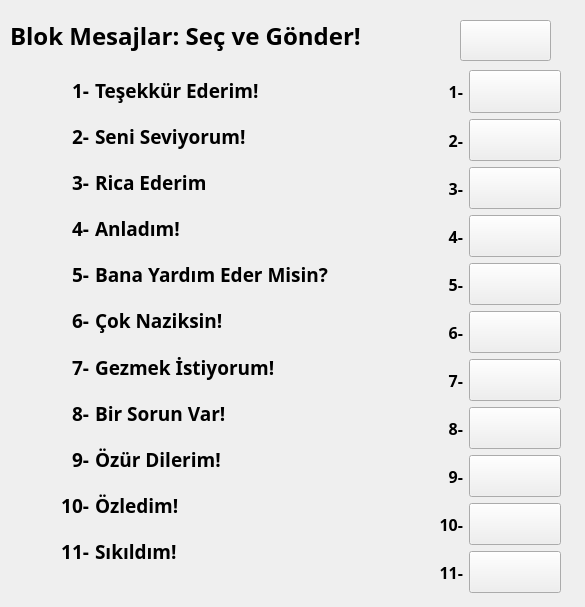
Old version of the form ui/blockmessage.ui in the repository ahmetfaslantas/MaM-Sense.
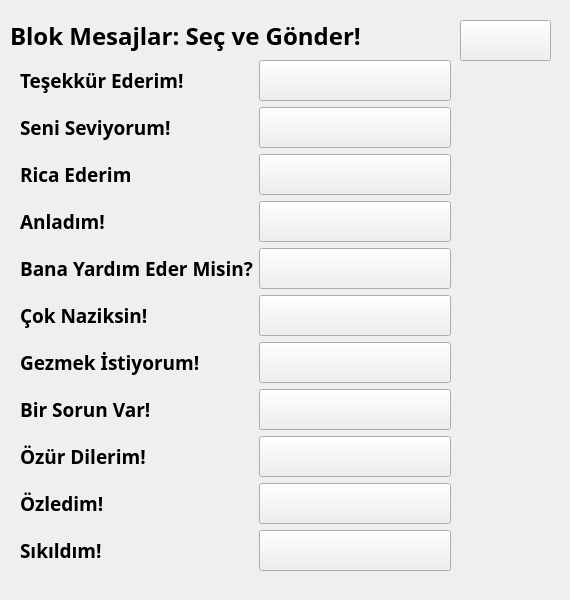
New version of the form. Icons and pictures are not drawn.

Commit message: Added Cleaning class and fixed a bug in FocusUtil

Diff of the .ui file:
```diff
--- a/ui/blockmessage.ui
+++ b/ui/blockmessage.ui
@@ -6,8 +6,8 @@
    <rect>
     <x>0</x>
     <y>0</y>
-    <width>585</width>
-    <height>607</height>
+    <width>570</width>
+    <height>600</height>
    </rect>
   </property>
   <property name="windowTitle">
@@ -22,8 +22,8 @@
     <rect>
      <x>0</x>
      <y>0</y>
-     <width>571</width>
-     <height>603</height>
+     <width>570</width>
+     <height>600</height>
     </rect>
    </property>
    <widget class="QLabel" name="label">
@@ -50,65 +50,39 @@
    <widget class="QWidget" name="gridLayoutWidget">
     <property name="geometry">
      <rect>
-      <x>10</x>
-      <y>70</y>
-      <width>318</width>
-      <height>501</height>
+      <x>20</x>
+      <y>60</y>
+      <width>431</width>
+      <height>511</height>
      </rect>
     </property>
-    <layout class="QGridLayout" name="gridLayout2">
-     <item row="3" column="0">
-      <widget class="QLabel" name="label_23">
+    <layout class="QGridLayout" name="gridLayout">
+     <item row="4" column="1">
+      <widget class="QPushButton" name="pushButton_35">
        <property name="font">
         <font>
          <family>Century Gothic</family>
-         <pointsize>14</pointsize>
+         <pointsize>20</pointsize>
          <weight>75</weight>
          <bold>true</bold>
         </font>
        </property>
        <property name="text">
-        <string>4-</string>
+        <string/>
        </property>
-       <property name="alignment">
-        <set>Qt::AlignRight|Qt::AlignTrailing|Qt::AlignVCenter</set>
+       <property name="icon">
+        <iconset>
+         <normaloff>icons/mail.png</normaloff>icons/mail.png</iconset>
        </property>
-      </widget>
-     </item>
-     <item row="5" column="1">
-      <widget class="QLabel" name="label_8">
-       <property name="font">
-        <font>
-         <family>Century Gothic</family>
-         <pointsize>14</pointsize>
-         <weight>75</weight>
-         <bold>true</bold>
-        </font>
+       <property name="iconSize">
+        <size>
+         <width>32</width>
+         <height>32</height>
+        </size>
        </property>
-       <property name="text">
-        <string>Çok Naziksin!</string>
-       </property>
       </widget>
      </item>
-     <item row="4" column="0">
-      <widget class="QLabel" name="label_22">
-       <property name="font">
-        <font>
-         <family>Century Gothic</family>
-         <pointsize>14</pointsize>
-         <weight>75</weight>
-         <bold>true</bold>
-        </font>
-       </property>
-       <property name="text">
-        <string>5-</string>
-       </property>
-       <property name="alignment">
-        <set>Qt::AlignRight|Qt::AlignTrailing|Qt::AlignVCenter</set>
-       </property>
-      </widget>
-     </item>
-     <item row="9" column="1">
+     <item row="9" column="0">
       <widget class="QLabel" name="label_12">
        <property name="font">
         <font>
@@ -123,85 +97,7 @@
        </property>
       </widget>
      </item>
-     <item row="10" column="1">
-      <widget class="QLabel" name="label_2">
-       <property name="font">
-        <font>
-         <family>Century Gothic</family>
-         <pointsize>14</pointsize>
-         <weight>75</weight>
-         <bold>true</bold>
-        </font>
-       </property>
-       <property name="text">
-        <string>Sıkıldım!</string>
-       </property>
-      </widget>
-     </item>
-     <item row="7" column="1">
-      <widget class="QLabel" name="label_10">
-       <property name="font">
-        <font>
-         <family>Century Gothic</family>
-         <pointsize>14</pointsize>
-         <weight>75</weight>
-         <bold>true</bold>
-        </font>
-       </property>
-       <property name="text">
-        <string>Bir Sorun Var!</string>
-       </property>
-      </widget>
-     </item>
-     <item row="8" column="1">
-      <widget class="QLabel" name="label_5">
-       <property name="font">
-        <font>
-         <family>Century Gothic</family>
-         <pointsize>14</pointsize>
-         <weight>75</weight>
-         <bold>true</bold>
-        </font>
-       </property>
-       <property name="text">
-        <string>Özür Dilerim!</string>
-       </property>
-      </widget>
-     </item>
-     <item row="3" column="1">
-      <widget class="QLabel" name="label_7">
-       <property name="font">
-        <font>
-         <family>Century Gothic</family>
-         <pointsize>14</pointsize>
-         <weight>75</weight>
-         <bold>true</bold>
-        </font>
-       </property>
-       <property name="text">
-        <string>Anladım!</string>
-       </property>
-      </widget>
-     </item>
-     <item row="7" column="0">
-      <widget class="QLabel" name="label_18">
-       <property name="font">
-        <font>
-         <family>Century Gothic</family>
-         <pointsize>14</pointsize>
-         <weight>75</weight>
-         <bold>true</bold>
-        </font>
-       </property>
-       <property name="text">
-        <string>8-</string>
-       </property>
-       <property name="alignment">
-        <set>Qt::AlignRight|Qt::AlignTrailing|Qt::AlignVCenter</set>
-       </property>
-      </widget>
-     </item>
-     <item row="1" column="1">
+     <item row="1" column="0">
       <widget class="QLabel" name="label_4">
        <property name="font">
         <font>
@@ -216,94 +112,32 @@
        </property>
       </widget>
      </item>
-     <item row="2" column="1">
-      <widget class="QLabel" name="label_6">
+     <item row="5" column="1">
+      <widget class="QPushButton" name="pushButton_36">
        <property name="font">
         <font>
          <family>Century Gothic</family>
-         <pointsize>14</pointsize>
+         <pointsize>20</pointsize>
          <weight>75</weight>
          <bold>true</bold>
         </font>
        </property>
        <property name="text">
-        <string>Rica Ederim</string>
+        <string/>
        </property>
-      </widget>
-     </item>
-     <item row="9" column="0">
-      <widget class="QLabel" name="label_14">
-       <property name="font">
-        <font>
-         <family>Century Gothic</family>
-         <pointsize>14</pointsize>
-         <weight>75</weight>
-         <bold>true</bold>
-        </font>
+       <property name="icon">
+        <iconset>
+         <normaloff>icons/mail.png</normaloff>icons/mail.png</iconset>
        </property>
-       <property name="text">
-        <string>10-</string>
+       <property name="iconSize">
+        <size>
+         <width>32</width>
+         <height>32</height>
+        </size>
        </property>
-       <property name="alignment">
-        <set>Qt::AlignRight|Qt::AlignTrailing|Qt::AlignVCenter</set>
-       </property>
       </widget>
      </item>
-     <item row="5" column="0">
-      <widget class="QLabel" name="label_21">
-       <property name="font">
-        <font>
-         <family>Century Gothic</family>
-         <pointsize>14</pointsize>
-         <weight>75</weight>
-         <bold>true</bold>
-        </font>
-       </property>
-       <property name="text">
-        <string>6-</string>
-       </property>
-       <property name="alignment">
-        <set>Qt::AlignRight|Qt::AlignTrailing|Qt::AlignVCenter</set>
-       </property>
-      </widget>
-     </item>
-     <item row="6" column="0">
-      <widget class="QLabel" name="label_19">
-       <property name="font">
-        <font>
-         <family>Century Gothic</family>
-         <pointsize>14</pointsize>
-         <weight>75</weight>
-         <bold>true</bold>
-        </font>
-       </property>
-       <property name="text">
-        <string>7-</string>
-       </property>
-       <property name="alignment">
-        <set>Qt::AlignRight|Qt::AlignTrailing|Qt::AlignVCenter</set>
-       </property>
-      </widget>
-     </item>
-     <item row="1" column="0">
-      <widget class="QLabel" name="label_25">
-       <property name="font">
-        <font>
-         <family>Century Gothic</family>
-         <pointsize>14</pointsize>
-         <weight>75</weight>
-         <bold>true</bold>
-        </font>
-       </property>
-       <property name="text">
-        <string>2-</string>
-       </property>
-       <property name="alignment">
-        <set>Qt::AlignRight|Qt::AlignTrailing|Qt::AlignVCenter</set>
-       </property>
-      </widget>
-     </item>
-     <item row="4" column="1">
+     <item row="4" column="0">
       <widget class="QLabel" name="label_9">
        <property name="font">
         <font>
@@ -318,7 +152,192 @@
        </property>
       </widget>
      </item>
+     <item row="1" column="1">
+      <widget class="QPushButton" name="pushButton_32">
+       <property name="font">
+        <font>
+         <family>Century Gothic</family>
+         <pointsize>20</pointsize>
+         <weight>75</weight>
+         <bold>true</bold>
+        </font>
+       </property>
+       <property name="text">
+        <string/>
+       </property>
+       <property name="icon">
+        <iconset>
+         <normaloff>icons/mail.png</normaloff>icons/mail.png</iconset>
+       </property>
+       <property name="iconSize">
+        <size>
+         <width>32</width>
+         <height>32</height>
+        </size>
+       </property>
+      </widget>
+     </item>
+     <item row="3" column="1">
+      <widget class="QPushButton" name="pushButton_34">
+       <property name="font">
+        <font>
+         <family>Century Gothic</family>
+         <pointsize>20</pointsize>
+         <weight>75</weight>
+         <bold>true</bold>
+        </font>
+       </property>
+       <property name="text">
+        <string/>
+       </property>
+       <property name="icon">
+        <iconset>
+         <normaloff>icons/mail.png</normaloff>icons/mail.png</iconset>
+       </property>
+       <property name="iconSize">
+        <size>
+         <width>32</width>
+         <height>32</height>
+        </size>
+       </property>
+      </widget>
+     </item>
      <item row="6" column="1">
+      <widget class="QPushButton" name="pushButton_37">
+       <property name="font">
+        <font>
+         <family>Century Gothic</family>
+         <pointsize>20</pointsize>
+         <weight>75</weight>
+         <bold>true</bold>
+        </font>
+       </property>
+       <property name="text">
+        <string/>
+       </property>
+       <property name="icon">
+        <iconset>
+         <normaloff>icons/mail.png</normaloff>icons/mail.png</iconset>
+       </property>
+       <property name="iconSize">
+        <size>
+         <width>32</width>
+         <height>32</height>
+        </size>
+       </property>
+      </widget>
+     </item>
+     <item row="8" column="0">
+      <widget class="QLabel" name="label_5">
+       <property name="font">
+        <font>
+         <family>Century Gothic</family>
+         <pointsize>14</pointsize>
+         <weight>75</weight>
+         <bold>true</bold>
+        </font>
+       </property>
+       <property name="text">
+        <string>Özür Dilerim!</string>
+       </property>
+      </widget>
+     </item>
+     <item row="9" column="1">
+      <widget class="QPushButton" name="pushButton_40">
+       <property name="font">
+        <font>
+         <family>Century Gothic</family>
+         <pointsize>20</pointsize>
+         <weight>75</weight>
+         <bold>true</bold>
+        </font>
+       </property>
+       <property name="text">
+        <string/>
+       </property>
+       <property name="icon">
+        <iconset>
+         <normaloff>icons/mail.png</normaloff>icons/mail.png</iconset>
+       </property>
+       <property name="iconSize">
+        <size>
+         <width>32</width>
+         <height>32</height>
+        </size>
+       </property>
+      </widget>
+     </item>
+     <item row="3" column="0">
+      <widget class="QLabel" name="label_7">
+       <property name="font">
+        <font>
+         <family>Century Gothic</family>
+         <pointsize>14</pointsize>
+         <weight>75</weight>
+         <bold>true</bold>
+        </font>
+       </property>
+       <property name="text">
+        <string>Anladım!</string>
+       </property>
+      </widget>
+     </item>
+     <item row="8" column="1">
+      <widget class="QPushButton" name="pushButton_39">
+       <property name="font">
+        <font>
+         <family>Century Gothic</family>
+         <pointsize>20</pointsize>
+         <weight>75</weight>
+         <bold>true</bold>
+        </font>
+       </property>
+       <property name="text">
+        <string/>
+       </property>
+       <property name="icon">
+        <iconset>
+         <normaloff>icons/mail.png</normaloff>icons/mail.png</iconset>
+       </property>
+       <property name="iconSize">
+        <size>
+         <width>32</width>
+         <height>32</height>
+        </size>
+       </property>
+      </widget>
+     </item>
+     <item row="5" column="0">
+      <widget class="QLabel" name="label_8">
+       <property name="font">
+        <font>
+         <family>Century Gothic</family>
+         <pointsize>14</pointsize>
+         <weight>75</weight>
+         <bold>true</bold>
+        </font>
+       </property>
+       <property name="text">
+        <string>Çok Naziksin!</string>
+       </property>
+      </widget>
+     </item>
+     <item row="7" column="0">
+      <widget class="QLabel" name="label_10">
+       <property name="font">
+        <font>
+         <family>Century Gothic</family>
+         <pointsize>14</pointsize>
+         <weight>75</weight>
+         <bold>true</bold>
+        </font>
+       </property>
+       <property name="text">
+        <string>Bir Sorun Var!</string>
+       </property>
+      </widget>
+     </item>
+     <item row="6" column="0">
       <widget class="QLabel" name="label_11">
        <property name="font">
         <font>
@@ -333,44 +352,33 @@
        </property>
       </widget>
      </item>
-     <item row="8" column="0">
-      <widget class="QLabel" name="label_15">
+     <item row="0" column="1">
+      <widget class="QPushButton" name="pushButton_55">
        <property name="font">
         <font>
          <family>Century Gothic</family>
-         <pointsize>14</pointsize>
+         <pointsize>20</pointsize>
          <weight>75</weight>
          <bold>true</bold>
         </font>
        </property>
        <property name="text">
-        <string>9-</string>
+        <string/>
        </property>
-       <property name="alignment">
-        <set>Qt::AlignRight|Qt::AlignTrailing|Qt::AlignVCenter</set>
+       <property name="icon">
+        <iconset>
+         <normaloff>icons/mail.png</normaloff>icons/mail.png</iconset>
        </property>
-      </widget>
-     </item>
-     <item row="2" column="0">
-      <widget class="QLabel" name="label_24">
-       <property name="font">
-        <font>
-         <family>Century Gothic</family>
-         <pointsize>14</pointsize>
-         <weight>75</weight>
-         <bold>true</bold>
-        </font>
-       </property>
-       <property name="text">
-        <string>3-</string>
-       </property>
-       <property name="alignment">
-        <set>Qt::AlignRight|Qt::AlignTrailing|Qt::AlignVCenter</set>
+       <property name="iconSize">
+        <size>
+         <width>32</width>
+         <height>32</height>
+        </size>
        </property>
       </widget>
      </item>
      <item row="10" column="0">
-      <widget class="QLabel" name="label_16">
+      <widget class="QLabel" name="label_2">
        <property name="font">
         <font>
          <family>Century Gothic</family>
@@ -380,32 +388,11 @@
         </font>
        </property>
        <property name="text">
-        <string>11-</string>
-       </property>
-       <property name="alignment">
-        <set>Qt::AlignRight|Qt::AlignTrailing|Qt::AlignVCenter</set>
+        <string>Sıkıldım!</string>
        </property>
       </widget>
      </item>
      <item row="0" column="0">
-      <widget class="QLabel" name="label_13">
-       <property name="font">
-        <font>
-         <family>Century Gothic</family>
-         <pointsize>14</pointsize>
-         <weight>75</weight>
-         <bold>true</bold>
-        </font>
-       </property>
-       <property name="text">
-        <string>1-</string>
-       </property>
-       <property name="alignment">
-        <set>Qt::AlignRight|Qt::AlignTrailing|Qt::AlignVCenter</set>
-       </property>
-      </widget>
-     </item>
-     <item row="0" column="1">
       <widget class="QLabel" name="label_3">
        <property name="font">
         <font>
@@ -420,373 +407,6 @@
        </property>
       </widget>
      </item>
-    </layout>
-   </widget>
-   <widget class="QWidget" name="gridLayoutWidget_3">
-    <property name="geometry">
-     <rect>
-      <x>370</x>
-      <y>70</y>
-      <width>191</width>
-      <height>523</height>
-     </rect>
-    </property>
-    <layout class="QGridLayout" name="gridLayout">
-     <item row="3" column="0">
-      <widget class="QLabel" name="label_26">
-       <property name="font">
-        <font>
-         <family>Century Gothic</family>
-         <pointsize>12</pointsize>
-         <weight>75</weight>
-         <bold>true</bold>
-        </font>
-       </property>
-       <property name="text">
-        <string>4-</string>
-       </property>
-       <property name="alignment">
-        <set>Qt::AlignRight|Qt::AlignTrailing|Qt::AlignVCenter</set>
-       </property>
-      </widget>
-     </item>
-     <item row="4" column="0">
-      <widget class="QLabel" name="label_27">
-       <property name="font">
-        <font>
-         <family>Century Gothic</family>
-         <pointsize>12</pointsize>
-         <weight>75</weight>
-         <bold>true</bold>
-        </font>
-       </property>
-       <property name="text">
-        <string>5-</string>
-       </property>
-       <property name="alignment">
-        <set>Qt::AlignRight|Qt::AlignTrailing|Qt::AlignVCenter</set>
-       </property>
-      </widget>
-     </item>
-     <item row="7" column="0">
-      <widget class="QLabel" name="label_32">
-       <property name="font">
-        <font>
-         <family>Century Gothic</family>
-         <pointsize>12</pointsize>
-         <weight>75</weight>
-         <bold>true</bold>
-        </font>
-       </property>
-       <property name="text">
-        <string>8-</string>
-       </property>
-       <property name="alignment">
-        <set>Qt::AlignRight|Qt::AlignTrailing|Qt::AlignVCenter</set>
-       </property>
-      </widget>
-     </item>
-     <item row="9" column="0">
-      <widget class="QLabel" name="label_35">
-       <property name="font">
-        <font>
-         <family>Century Gothic</family>
-         <pointsize>12</pointsize>
-         <weight>75</weight>
-         <bold>true</bold>
-        </font>
-       </property>
-       <property name="text">
-        <string>10-</string>
-       </property>
-       <property name="alignment">
-        <set>Qt::AlignRight|Qt::AlignTrailing|Qt::AlignVCenter</set>
-       </property>
-      </widget>
-     </item>
-     <item row="5" column="0">
-      <widget class="QLabel" name="label_36">
-       <property name="font">
-        <font>
-         <family>Century Gothic</family>
-         <pointsize>12</pointsize>
-         <weight>75</weight>
-         <bold>true</bold>
-        </font>
-       </property>
-       <property name="text">
-        <string>6-</string>
-       </property>
-       <property name="alignment">
-        <set>Qt::AlignRight|Qt::AlignTrailing|Qt::AlignVCenter</set>
-       </property>
-      </widget>
-     </item>
-     <item row="6" column="0">
-      <widget class="QLabel" name="label_37">
-       <property name="font">
-        <font>
-         <family>Century Gothic</family>
-         <pointsize>12</pointsize>
-         <weight>75</weight>
-         <bold>true</bold>
-        </font>
-       </property>
-       <property name="text">
-        <string>7-</string>
-       </property>
-       <property name="alignment">
-        <set>Qt::AlignRight|Qt::AlignTrailing|Qt::AlignVCenter</set>
-       </property>
-      </widget>
-     </item>
-     <item row="1" column="0">
-      <widget class="QLabel" name="label_38">
-       <property name="font">
-        <font>
-         <family>Century Gothic</family>
-         <pointsize>12</pointsize>
-         <weight>75</weight>
-         <bold>true</bold>
-        </font>
-       </property>
-       <property name="text">
-        <string>2-</string>
-       </property>
-       <property name="alignment">
-        <set>Qt::AlignRight|Qt::AlignTrailing|Qt::AlignVCenter</set>
-       </property>
-      </widget>
-     </item>
-     <item row="8" column="0">
-      <widget class="QLabel" name="label_41">
-       <property name="font">
-        <font>
-         <family>Century Gothic</family>
-         <pointsize>12</pointsize>
-         <weight>75</weight>
-         <bold>true</bold>
-        </font>
-       </property>
-       <property name="text">
-        <string>9-</string>
-       </property>
-       <property name="alignment">
-        <set>Qt::AlignRight|Qt::AlignTrailing|Qt::AlignVCenter</set>
-       </property>
-      </widget>
-     </item>
-     <item row="2" column="0">
-      <widget class="QLabel" name="label_42">
-       <property name="font">
-        <font>
-         <family>Century Gothic</family>
-         <pointsize>12</pointsize>
-         <weight>75</weight>
-         <bold>true</bold>
-        </font>
-       </property>
-       <property name="text">
-        <string>3-</string>
-       </property>
-       <property name="alignment">
-        <set>Qt::AlignRight|Qt::AlignTrailing|Qt::AlignVCenter</set>
-       </property>
-      </widget>
-     </item>
-     <item row="10" column="0">
-      <widget class="QLabel" name="label_43">
-       <property name="font">
-        <font>
-         <family>Century Gothic</family>
-         <pointsize>12</pointsize>
-         <weight>75</weight>
-         <bold>true</bold>
-        </font>
-       </property>
-       <property name="text">
-        <string>11-</string>
-       </property>
-       <property name="alignment">
-        <set>Qt::AlignRight|Qt::AlignTrailing|Qt::AlignVCenter</set>
-       </property>
-      </widget>
-     </item>
-     <item row="0" column="1">
-      <widget class="QPushButton" name="pushButton_55">
-       <property name="font">
-        <font>
-         <family>Century Gothic</family>
-         <pointsize>20</pointsize>
-         <weight>75</weight>
-         <bold>true</bold>
-        </font>
-       </property>
-       <property name="text">
-        <string/>
-       </property>
-       <property name="icon">
-        <iconset>
-         <normaloff>icons/mail.png</normaloff>icons/mail.png</iconset>
-       </property>
-       <property name="iconSize">
-        <size>
-         <width>32</width>
-         <height>32</height>
-        </size>
-       </property>
-      </widget>
-     </item>
-     <item row="1" column="1">
-      <widget class="QPushButton" name="pushButton_32">
-       <property name="font">
-        <font>
-         <family>Century Gothic</family>
-         <pointsize>20</pointsize>
-         <weight>75</weight>
-         <bold>true</bold>
-        </font>
-       </property>
-       <property name="text">
-        <string/>
-       </property>
-       <property name="icon">
-        <iconset>
-         <normaloff>icons/mail.png</normaloff>icons/mail.png</iconset>
-       </property>
-       <property name="iconSize">
-        <size>
-         <width>32</width>
-         <height>32</height>
-        </size>
-       </property>
-      </widget>
-     </item>
-     <item row="2" column="1">
-      <widget class="QPushButton" name="pushButton_33">
-       <property name="font">
-        <font>
-         <family>Century Gothic</family>
-         <pointsize>20</pointsize>
-         <weight>75</weight>
-         <bold>true</bold>
-        </font>
-       </property>
-       <property name="text">
-        <string/>
-       </property>
-       <property name="icon">
-        <iconset>
-         <normaloff>icons/mail.png</normaloff>icons/mail.png</iconset>
-       </property>
-       <property name="iconSize">
-        <size>
-         <width>32</width>
-         <height>32</height>
-        </size>
-       </property>
-      </widget>
-     </item>
-     <item row="3" column="1">
-      <widget class="QPushButton" name="pushButton_34">
-       <property name="font">
-        <font>
-         <family>Century Gothic</family>
-         <pointsize>20</pointsize>
-         <weight>75</weight>
-         <bold>true</bold>
-        </font>
-       </property>
-       <property name="text">
-        <string/>
-       </property>
-       <property name="icon">
-        <iconset>
-         <normaloff>icons/mail.png</normaloff>icons/mail.png</iconset>
-       </property>
-       <property name="iconSize">
-        <size>
-         <width>32</width>
-         <height>32</height>
-        </size>
-       </property>
-      </widget>
-     </item>
-     <item row="4" column="1">
-      <widget class="QPushButton" name="pushButton_35">
-       <property name="font">
-        <font>
-         <family>Century Gothic</family>
-         <pointsize>20</pointsize>
-         <weight>75</weight>
-         <bold>true</bold>
-        </font>
-       </property>
-       <property name="text">
-        <string/>
-       </property>
-       <property name="icon">
-        <iconset>
-         <normaloff>icons/mail.png</normaloff>icons/mail.png</iconset>
-       </property>
-       <property name="iconSize">
-        <size>
-         <width>32</width>
-         <height>32</height>
-        </size>
-       </property>
-      </widget>
-     </item>
-     <item row="5" column="1">
-      <widget class="QPushButton" name="pushButton_36">
-       <property name="font">
-        <font>
-         <family>Century Gothic</family>
-         <pointsize>20</pointsize>
-         <weight>75</weight>
-         <bold>true</bold>
-        </font>
-       </property>
-       <property name="text">
-        <string/>
-       </property>
-       <property name="icon">
-        <iconset>
-         <normaloff>icons/mail.png</normaloff>icons/mail.png</iconset>
-       </property>
-       <property name="iconSize">
-        <size>
-         <width>32</width>
-         <height>32</height>
-        </size>
-       </property>
-      </widget>
-     </item>
-     <item row="6" column="1">
-      <widget class="QPushButton" name="pushButton_37">
-       <property name="font">
-        <font>
-         <family>Century Gothic</family>
-         <pointsize>20</pointsize>
-         <weight>75</weight>
-         <bold>true</bold>
-        </font>
-       </property>
-       <property name="text">
-        <string/>
-       </property>
-       <property name="icon">
-        <iconset>
-         <normaloff>icons/mail.png</normaloff>icons/mail.png</iconset>
-       </property>
-       <property name="iconSize">
-        <size>
-         <width>32</width>
-         <height>32</height>
-        </size>
-       </property>
-      </widget>
-     </item>
      <item row="7" column="1">
       <widget class="QPushButton" name="pushButton_38">
        <property name="font">
@@ -812,8 +432,8 @@
        </property>
       </widget>
      </item>
-     <item row="8" column="1">
-      <widget class="QPushButton" name="pushButton_39">
+     <item row="2" column="1">
+      <widget class="QPushButton" name="pushButton_33">
        <property name="font">
         <font>
          <family>Century Gothic</family>
@@ -837,28 +457,18 @@
        </property>
       </widget>
      </item>
-     <item row="9" column="1">
-      <widget class="QPushButton" name="pushButton_40">
+     <item row="2" column="0">
+      <widget class="QLabel" name="label_6">
        <property name="font">
         <font>
          <family>Century Gothic</family>
-         <pointsize>20</pointsize>
+         <pointsize>14</pointsize>
          <weight>75</weight>
          <bold>true</bold>
         </font>
        </property>
        <property name="text">
-        <string/>
-       </property>
-       <property name="icon">
-        <iconset>
-         <normaloff>icons/mail.png</normaloff>icons/mail.png</iconset>
-       </property>
-       <property name="iconSize">
-        <size>
-         <width>32</width>
-         <height>32</height>
-        </size>
+        <string>Rica Ederim</string>
        </property>
       </widget>
      </item>
@@ -887,24 +497,6 @@
        </property>
       </widget>
      </item>
-     <item row="0" column="0">
-      <widget class="QLabel" name="label_44">
-       <property name="font">
-        <font>
-         <family>Century Gothic</family>
-         <pointsize>12</pointsize>
-         <weight>75</weight>
-         <bold>true</bold>
-        </font>
-       </property>
-       <property name="text">
-        <string>1-</string>
-       </property>
-       <property name="alignment">
-        <set>Qt::AlignRight|Qt::AlignTrailing|Qt::AlignVCenter</set>
-       </property>
-      </widget>
-     </item>
     </layout>
    </widget>
    <widget class="QPushButton" name="pushButton_56">
```
The commit also changes 11 other files.
